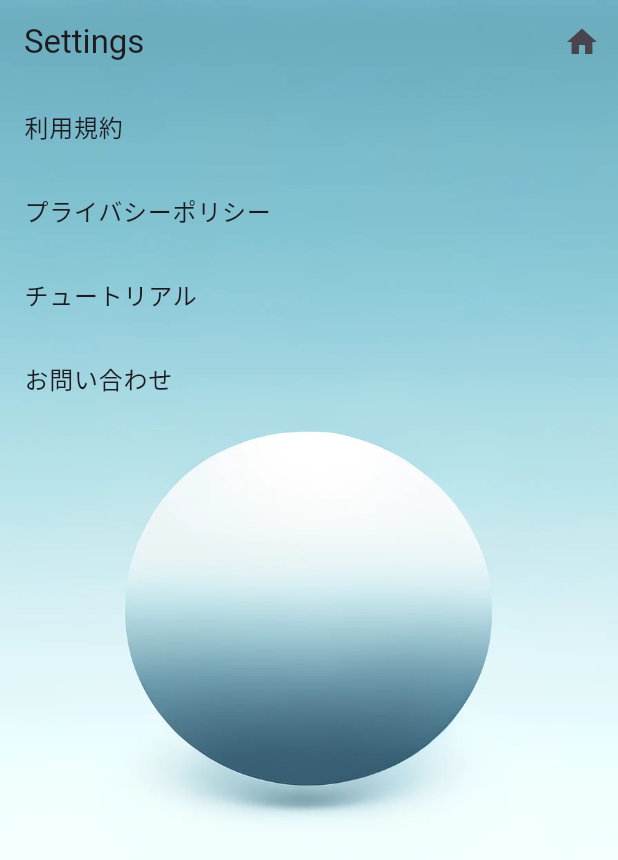
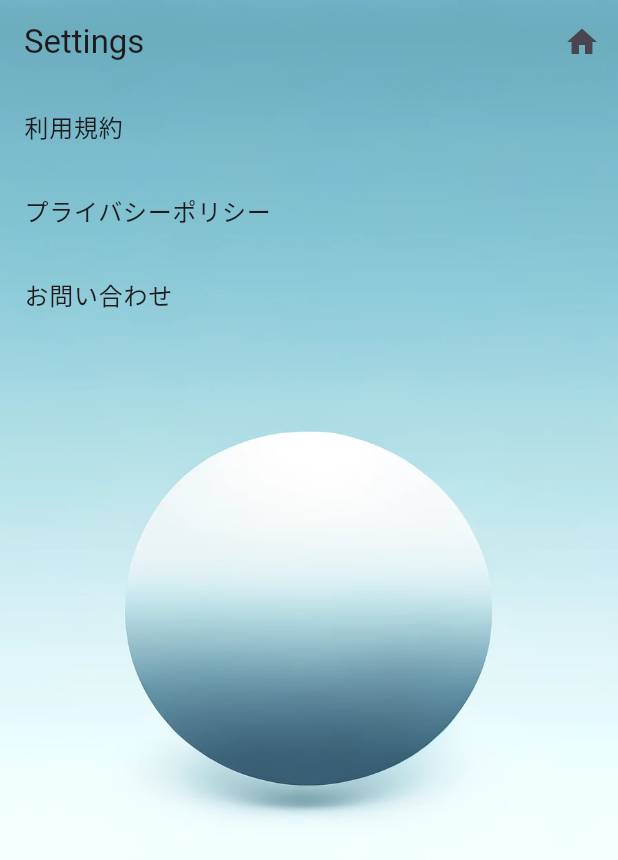
Before and after one commit to takuowake/todo-list, a Flutter app: the screen it shows after launch, on a phone screen of 412 x 824 dp. Shown: the top 860 px of the screen. Run offline on Flutter 3.47's test engine with Material 3 defaults, Android fonts, the phone set to English and light mode, and no system bars; our stand-ins replace flutter_riverpod, shared_preferences, webview_flutter.

Commit message:
チュートリアルの削除

```diff
--- a/lib/views/settings_screen.dart
+++ b/lib/views/settings_screen.dart
@@ -52,12 +52,6 @@ class SettingsScreen extends ConsumerWidget {
               },
             ),
             ListTile(
-              title: Text('チュートリアル'),
-              onTap: () {
-                // チュートリアル画面に遷移するロジックを追加
-              },
-            ),
-            ListTile(
               title: Text('お問い合わせ'),
               onTap: () {
                 // お問い合わせ画面に遷移するロジックを追加
```
